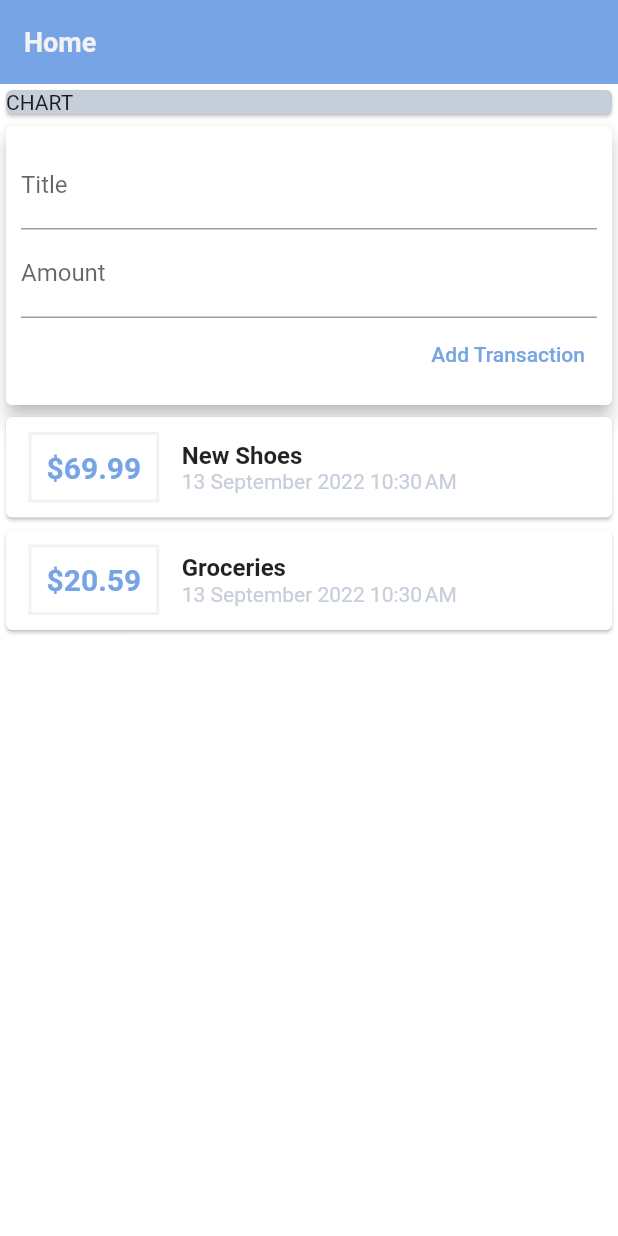
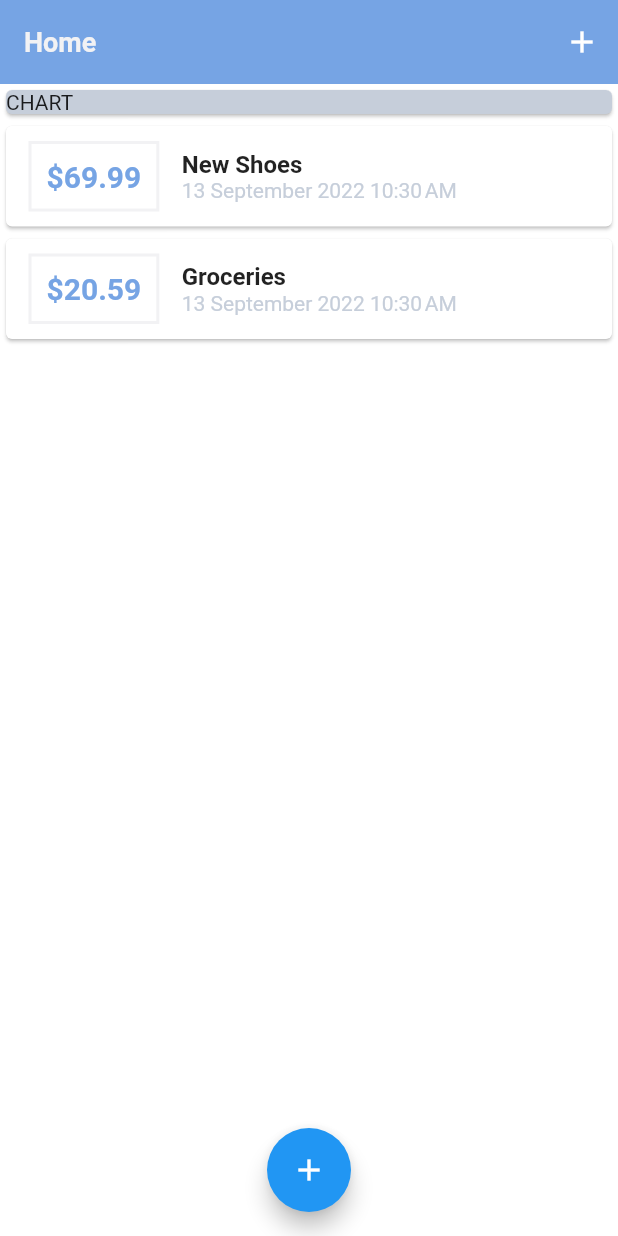
Before and after one commit to zawmorntwan/personal_expenses, a Flutter app: the screen it shows after launch, on a phone screen of 412 x 824 dp. Run offline on Flutter 3.47's test engine with Material 2 defaults, Android fonts, the phone set to English and light mode, and no system bars.

Commit message:
some update

```diff
--- a/lib/main.dart
+++ b/lib/main.dart
@@ -1,20 +1,16 @@
 import 'package:flutter/material.dart';
 import 'package:flutter_complete_guide/constants.dart';
 import 'package:flutter_complete_guide/theme.dart';
-import 'package:flutter_complete_guide/models/transaction.dart';
 import 'package:flutter_complete_guide/widgets/new_transaction.dart';
-import 'package:flutter_complete_guide/widgets/transaction_list.dart';
-import 'package:flutter_complete_guide/widgets/user_transactions.dart';
-import 'package:intl/intl.dart';
+
+import 'models/transaction.dart';
+import 'widgets/transaction_list.dart';
 
 void main() {
-  runApp(const MyApp());
+  runApp(MyApp());
 }
 
 class MyApp extends StatelessWidget {
-  const MyApp({Key? key}) : super(key: key);
-
-  @override
   Widget build(BuildContext context) {
     return MaterialApp(
       title: 'Flutter Demo',
@@ -25,20 +21,65 @@ class MyApp extends StatelessWidget {
   }
 }
 
-class HomePage extends StatelessWidget {
+class HomePage extends StatefulWidget {
   HomePage({Key? key}) : super(key: key);
 
-  // String titleInput = '';
-  // String amountInput = '';
+  @override
+  State<HomePage> createState() => _HomePageState();
+}
 
-  final titleController = TextEditingController();
-  final amountController = TextEditingController();
+class _HomePageState extends State<HomePage> {
+  final List<Transcation> _userTransactions = [
+    Transcation(
+      id: 't1',
+      title: 'New Shoes',
+      amount: 69.99,
+      date: DateTime.now(),
+    ),
+    Transcation(
+      id: 't2',
+      title: 'Groceries',
+      amount: 20.59,
+      date: DateTime.now(),
+    )
+  ];
+
+  void _addNewTransaction(String txTitle, double txAmount) {
+    final newTx = Transcation(
+      id: DateTime.now().toString(),
+      title: txTitle,
+      amount: txAmount,
+      date: DateTime.now(),
+    );
+
+    setState(() {
+      _userTransactions.add(newTx);
+    });
+  }
+
+  void _startAddNewTransaction(BuildContext ctx) {
+    showModalBottomSheet(
+        context: ctx,
+        builder: (_) {
+          return GestureDetector(
+            onTap: () {},
+            child: NewTranscation(addTx: _addNewTransaction),
+            behavior: HitTestBehavior.opaque,
+          );
+        });
+  }
 
   @override
   Widget build(BuildContext context) {
     return Scaffold(
       appBar: AppBar(
         title: Text('Home'),
+        actions: [
+          IconButton(
+            onPressed: () => _startAddNewTransaction(context),
+            icon: Icon(Icons.add),
+          )
+        ],
       ),
       body: SingleChildScrollView(
         child: Column(
@@ -50,9 +91,14 @@ class HomePage extends StatelessWidget {
                 child: Text('CHART'),
               ),
             ),
-            UserTransactions(),
+            TransactionList(_userTransactions),
           ],
         ),
+      ),
+      floatingActionButtonLocation: FloatingActionButtonLocation.centerFloat,
+      floatingActionButton: FloatingActionButton(
+        onPressed: () => _startAddNewTransaction(context),
+        child: Icon(Icons.add),
       ),
     );
   }
--- a/lib/widgets/transaction_list.dart
+++ b/lib/widgets/transaction_list.dart
@@ -13,9 +13,8 @@ class TransactionList extends StatelessWidget {
   Widget build(BuildContext context) {
     return Container(
       height: 520,
-      child: SingleChildScrollView(
-        child: Column(
-          children: transactions.map((tx) {
+      child: ListView.builder(
+        itemBuilder: (context, index) {
           return Card(
             child: Row(
               children: [
@@ -32,7 +31,7 @@ class TransactionList extends StatelessWidget {
                     ),
                   ),
                   child: Text(
-                      '\$${tx.amount}',
+                    '\$${transactions[index].amount.toStringAsFixed(2)}',
                     style: TextStyle(
                       color: primaryColor,
                       fontWeight: FontWeight.bold,
@@ -44,14 +43,14 @@ class TransactionList extends StatelessWidget {
                   crossAxisAlignment: CrossAxisAlignment.start,
                   children: [
                     Text(
-                        tx.title,
+                      transactions[index].title,
                       style: TextStyle(
                         fontSize: 16,
                         fontWeight: FontWeight.bold,
                       ),
                     ),
                     Text(
-                        DateFormat('d MMMM yyyy').add_jm().format(tx.date),
+                      DateFormat('d MMMM yyyy').add_jm().format(transactions[index].date),
                       style: TextStyle(
                         fontSize: 14,
                         color: secondaryColor,
@@ -62,8 +61,8 @@ class TransactionList extends StatelessWidget {
               ],
             ),
           );
-          }).toList(),
-        ),
+        },
+        itemCount: transactions.length,
       ),
     );
   }
--- a/lib/widgets/user_transactions.dart
+++ /dev/null
@@ -1,51 +0,0 @@
-import 'package:flutter/material.dart';
-import '../models/transaction.dart';
-import 'new_transaction.dart';
-import 'transaction_list.dart';
-
-class UserTransactions extends StatefulWidget {
-  const UserTransactions({Key? key}) : super(key: key);
-
-  @override
-  State<UserTransactions> createState() => _UserTransactionsState();
-}
-
-class _UserTransactionsState extends State<UserTransactions> {
-  final List<Transcation> _userTransactions = [
-    Transcation(
-      id: 't1',
-      title: 'New Shoes',
-      amount: 69.99,
-      date: DateTime.now(),
-    ),
-    Transcation(
-      id: 't2',
-      title: 'Groceries',
-      amount: 20.59,
-      date: DateTime.now(),
-    )
-  ];
-
-  void _addNewTransaction(String txTitle, double txAmount) {
-    final newTx = Transcation(
-      id: DateTime.now().toString(),
-      title: txTitle,
-      amount: txAmount,
-      date: DateTime.now(),
-    );
-
-    setState(() {
-      _userTransactions.add(newTx);
-    });
-  }
-
-  @override
-  Widget build(BuildContext context) {
-    return Column(
-      children: [
-        NewTranscation(addTx: _addNewTransaction),
-        TransactionList(_userTransactions),
-      ],
-    );
-  }
-}
```
Also changed, not shown: lib/widgets/new_transaction.dart (+25 -7 lines), 1 other file. Lines whose indentation alone changed are shown as unchanged.
